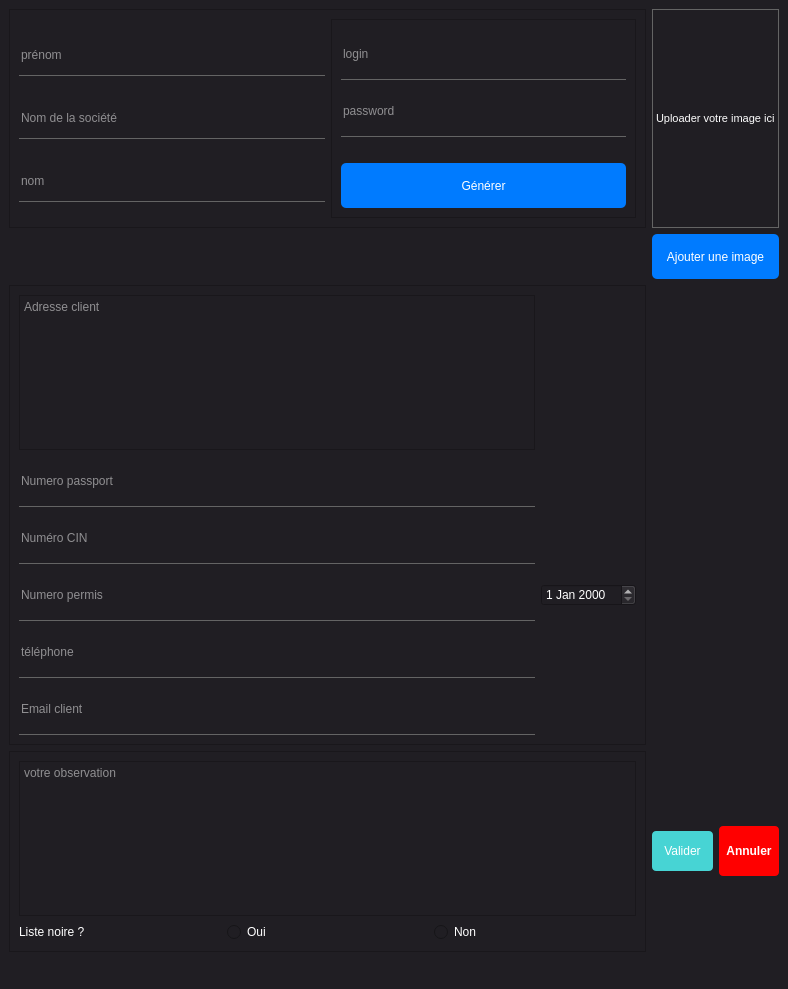
walidhabbach/Car-Rental-Desktop-app, file editClient_ui.ui: the form before one commit.
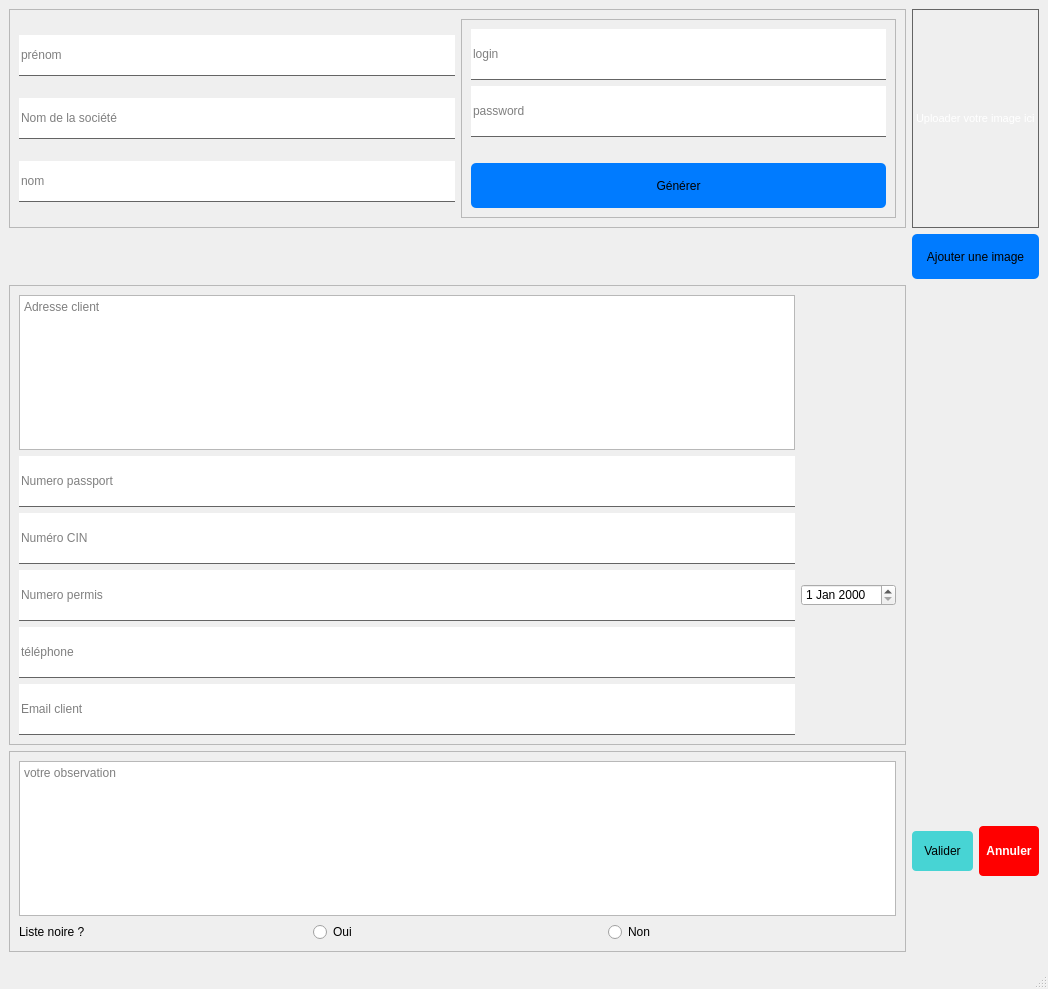
The form after the commit.

```diff
--- a/editClient_ui.ui
+++ b/editClient_ui.ui
@@ -6,7 +6,7 @@
    <rect>
     <x>0</x>
     <y>0</y>
-    <width>788</width>
+    <width>1048</width>
     <height>989</height>
    </rect>
   </property>
@@ -14,8 +14,8 @@
    <string>MainWindow</string>
   </property>
   <property name="styleSheet">
-   <string notr="true">background-color: rgb(32,30,35);
-color: white;</string>
+   <string notr="true">
+color: black;</string>
   </property>
   <widget class="QWidget" name="centralwidget">
    <layout class="QGridLayout" name="gridLayout_6">
```
Left out of the diff: 2 changed lines with no effect on the pictures.
